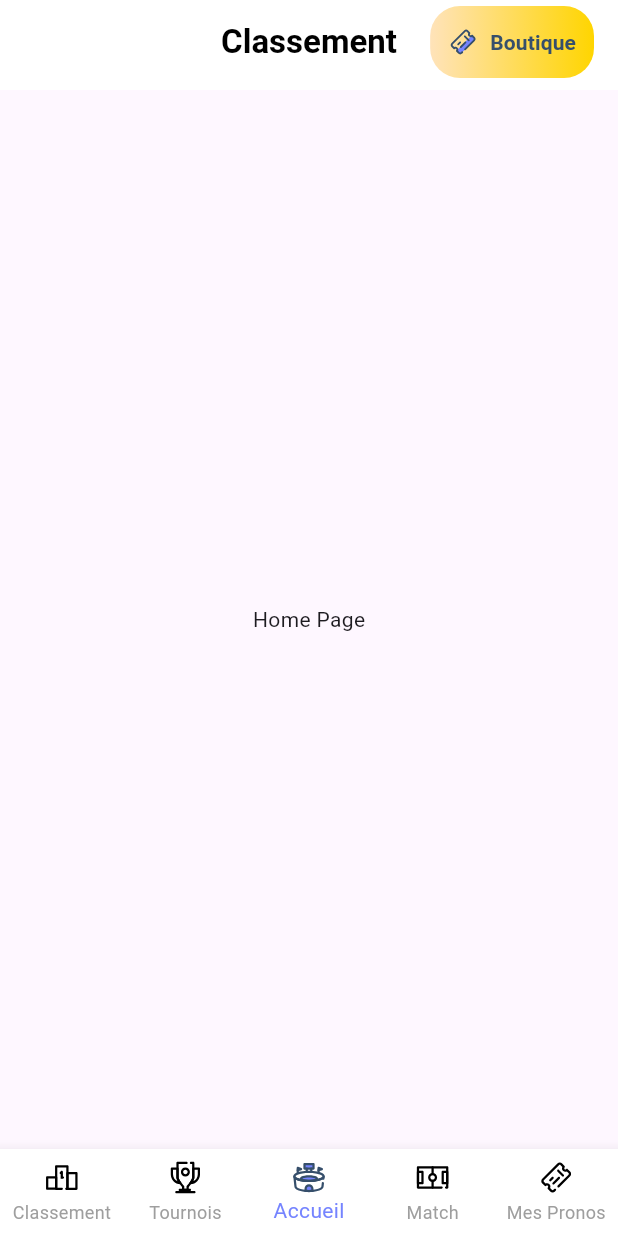
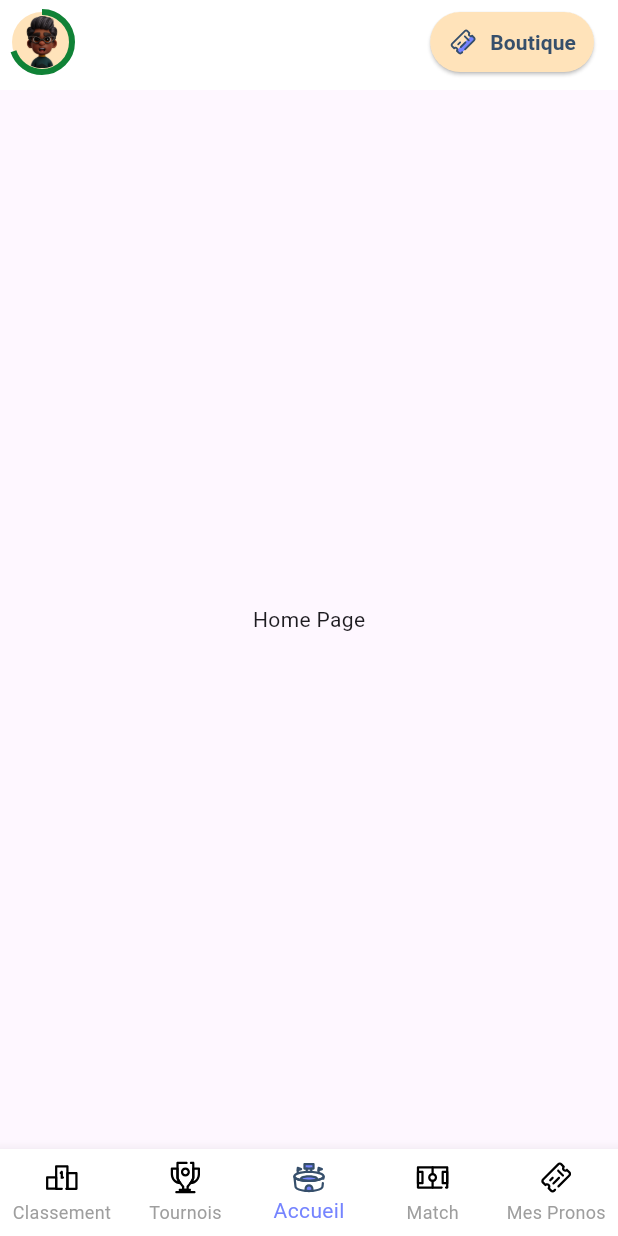
Before and after one commit to MAvyan/test_flutter, a Flutter app: the screen it shows after launch, on a phone screen of 412 x 824 dp. Run offline on Flutter 3.47's test engine with Material 3 defaults, Android fonts, the phone set to English and light mode, and no system bars; our stand-ins replace flutter_svg.

Commit message:
profil picture

```diff
--- a/lib/TopNavigationBar.dart
+++ b/lib/TopNavigationBar.dart
@@ -1,5 +1,6 @@
 import 'package:flutter/material.dart';
 import 'package:flutter_svg/flutter_svg.dart';
+import 'dart:math' as math;
 
 class TopNavigationBar extends StatelessWidget implements PreferredSizeWidget {
   @override
@@ -10,49 +11,69 @@ class TopNavigationBar extends StatelessWidget implements PreferredSizeWidget {
     return AppBar(
       backgroundColor: Colors.white,
       elevation: 0,
-      title: Text(
-        'Classement', // Replace with your title text if needed
-        style: TextStyle(color: Colors.black, fontWeight: FontWeight.bold),
+      centerTitle: true,
+      leading: Padding(
+        padding: const EdgeInsets.all(8.0),
+        child: Stack(
+          alignment: Alignment.center,
+          children: [
+            // Circular yellow background
+            Container(
+              decoration: BoxDecoration(
+                shape: BoxShape.circle,
+                color: Color(0xFFFFE3BA), // Yellow background
               ),
-      centerTitle: true,
+              width: 45,
+              height: 45,
+            ),
+            // Green progress indicator
+            SizedBox(
+              width: 50,
+              height: 50,
+              child: CircularProgressIndicator(
+                value: 0.7, // Set the progress value here
+                strokeWidth: 4,
+                valueColor: AlwaysStoppedAnimation<Color>(Color(0xFF108236)), // Green color
+                backgroundColor: Colors.transparent,
+              ),
+            ),
+            // Profile image
+            ClipOval(
+              child: Image.asset(
+                'lib/img/person.png', // Use the path to your PNG file here
+                width: 35,
+                height: 35,
+                fit: BoxFit.cover,
+              ),
+            ),
+          ],
+        ),
+      ),
       actions: [
         Padding(
           padding: const EdgeInsets.only(right: 16.0),
-          child: Container(
-            decoration: BoxDecoration(
-              gradient: LinearGradient(
-                colors: [
-                  Color(0xFFFFE3BA), // Light yellow on the left
-                  Color(0xFFFFD500), // More intense yellow on the right
-                ],
-                begin: Alignment.centerLeft,
-                end: Alignment.centerRight,
-              ),
-              borderRadius: BorderRadius.circular(20),
-            ),
           child: ElevatedButton(
             onPressed: () {
               // Action when the button is tapped
             },
             style: ElevatedButton.styleFrom(
-                backgroundColor: Colors.transparent, // Transparent background
-                shadowColor: Colors.transparent, // No shadow
-                padding: EdgeInsets.symmetric(horizontal: 12, vertical: 8),
+              backgroundColor: Color(0xFFFFE3BA),
               shape: RoundedRectangleBorder(
                 borderRadius: BorderRadius.circular(20),
               ),
+              padding: EdgeInsets.symmetric(horizontal: 12, vertical: 8),
             ),
             child: Row(
               children: [
                 SvgPicture.asset(
-                    'lib/img/ticket_primary.svg', // Replace with the correct path
+                  'lib/img/ticket_primary.svg',
                   height: 20,
                 ),
                 SizedBox(width: 8),
                 Text(
                   'Boutique',
                   style: TextStyle(
-                      color: Color(0xFF364F6B), // Updated text color to #364F6B
+                    color: Color(0xFF364F6B),
                     fontWeight: FontWeight.bold,
                   ),
                 ),
@@ -60,7 +81,6 @@ class TopNavigationBar extends StatelessWidget implements PreferredSizeWidget {
             ),
           ),
         ),
-        ),
       ],
     );
   }
--- a/pubspec.yaml
+++ b/pubspec.yaml
@@ -34,3 +34,4 @@ flutter:
     - lib/img/field_primary.svg
     - lib/img/ticket_primary.svg
     - lib/img/shop.svg
+    - lib/img/person.png
```
Lines whose indentation alone changed are shown as unchanged.
